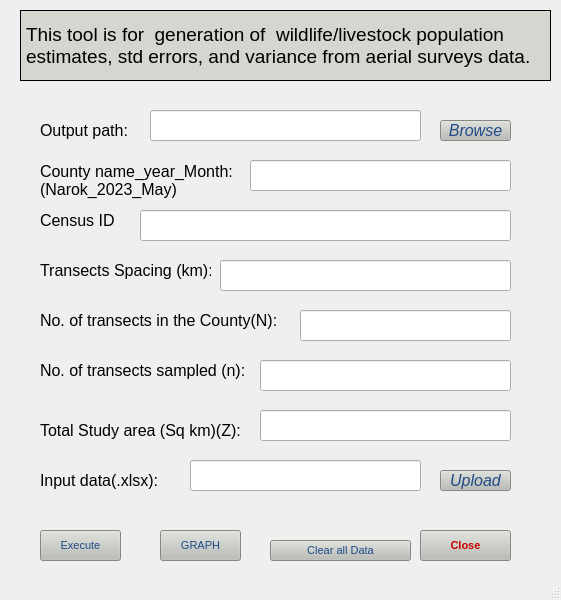
The window that view.ui (simonndolo/Animal-census-population-estimate) describes before a commit, drawn with Qt 5.
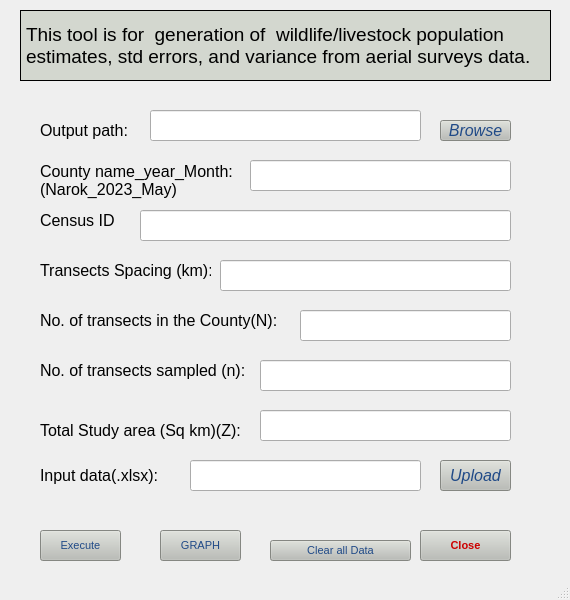
The same window after the commit. Icons and pictures are not drawn.

```diff
--- a/view.ui
+++ b/view.ui
@@ -9,7 +9,7 @@
    <rect>
     <x>0</x>
     <y>0</y>
-    <width>561</width>
+    <width>570</width>
     <height>600</height>
    </rect>
   </property>
@@ -151,9 +151,9 @@
     <property name="geometry">
      <rect>
       <x>40</x>
-      <y>470</y>
+      <y>460</y>
       <width>141</width>
-      <height>21</height>
+      <height>31</height>
      </rect>
     </property>
     <property name="font">
@@ -236,9 +236,9 @@
     <property name="geometry">
      <rect>
       <x>440</x>
-      <y>470</y>
+      <y>460</y>
       <width>71</width>
-      <height>21</height>
+      <height>31</height>
      </rect>
     </property>
     <property name="font">
```
Left out of the diff: 1 changed line with no effect on the pictures.
